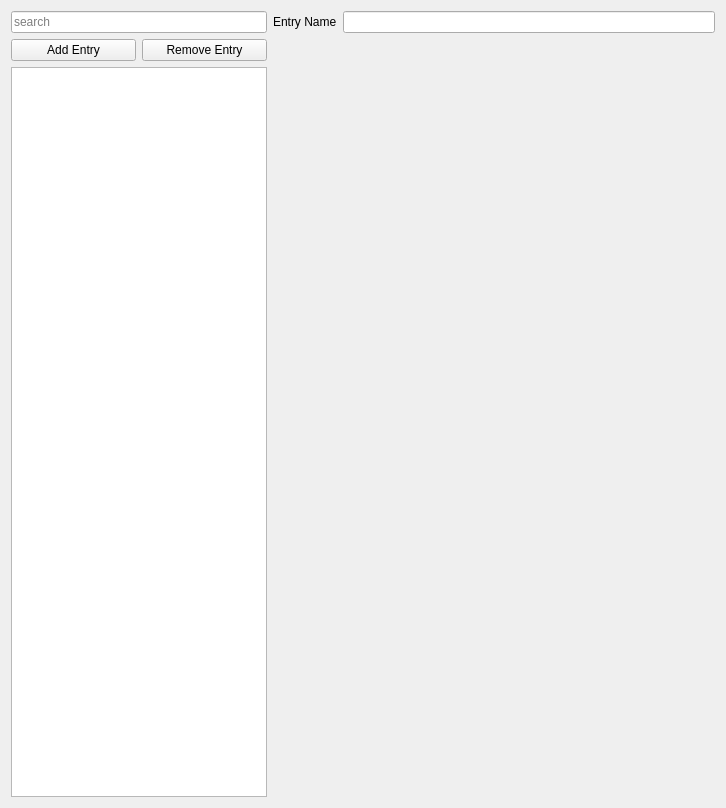
First picture: the form in ui/a2widget/a2item_editor.ui, repository ewerybody/a2, before the edit.
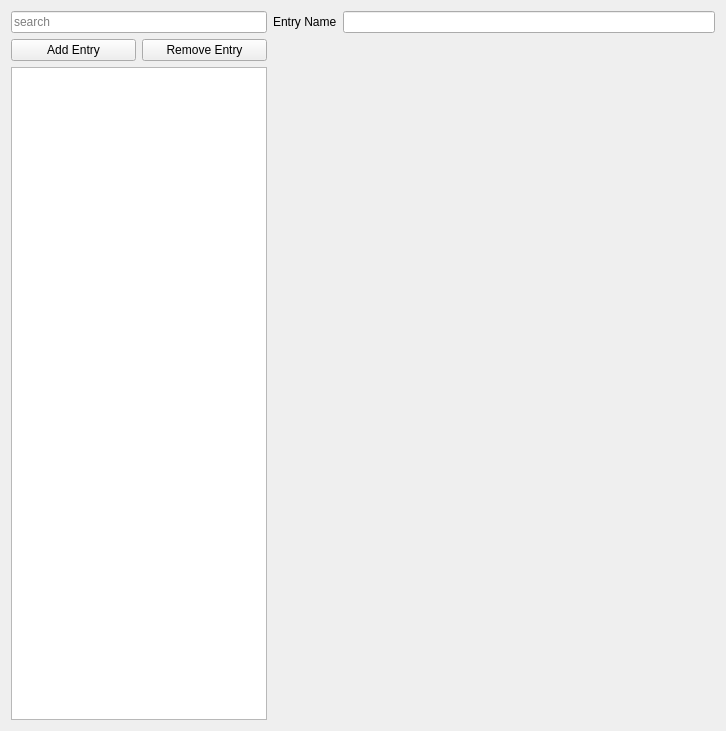
Second picture: the form after the edit.

```diff
--- a/ui/a2widget/a2item_editor.ui
+++ b/ui/a2widget/a2item_editor.ui
@@ -7,7 +7,7 @@
     <x>0</x>
     <y>0</y>
     <width>726</width>
-    <height>808</height>
+    <height>731</height>
    </rect>
   </property>
   <property name="windowTitle">
```
Left out of the diff: 4 changed lines with no effect on the pictures.
